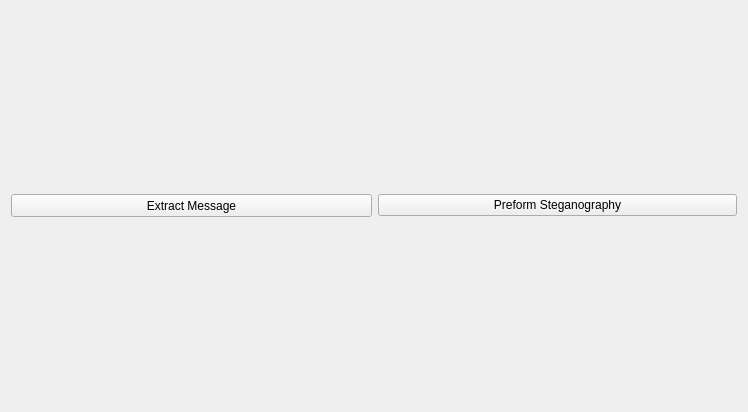
Before: the Qt Designer form Steganography/MainWindow.ui in AxlWest/Steganography, drawn with Qt 5.
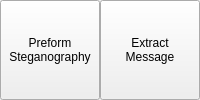
After: the same form once the commit is applied.

Commit message:
full menu and lsb steganography
finished the menu layout and added the first kind of steganography Least
Significant Bit (LSB)

Diff of the .ui file:
```diff
--- a/Steganography/MainWindow.ui
+++ b/Steganography/MainWindow.ui
@@ -6,34 +6,64 @@
    <rect>
     <x>0</x>
     <y>0</y>
-    <width>748</width>
-    <height>412</height>
+    <width>200</width>
+    <height>100</height>
    </rect>
   </property>
+  <property name="minimumSize">
+   <size>
+    <width>200</width>
+    <height>100</height>
+   </size>
+  </property>
+  <property name="maximumSize">
+   <size>
+    <width>200</width>
+    <height>100</height>
+   </size>
+  </property>
   <property name="windowTitle">
    <string>MainWindow</string>
   </property>
   <widget class="QWidget" name="centralWidget">
-   <layout class="QGridLayout" name="gridLayout_2">
-    <item row="0" column="0">
-     <layout class="QGridLayout" name="gridLayout">
-      <item row="0" column="1">
        <widget class="QPushButton" name="pushButton">
+    <property name="geometry">
+     <rect>
+      <x>0</x>
+      <y>0</y>
+      <width>100</width>
+      <height>100</height>
+     </rect>
+    </property>
+    <property name="minimumSize">
+     <size>
+      <width>100</width>
+      <height>100</height>
+     </size>
+    </property>
         <property name="text">
-         <string>Preform Steganography</string>
-        </property>
-       </widget>
-      </item>
-      <item row="0" column="0">
+     <string>Preform
+Steganography</string>
+    </property>
+   </widget>
        <widget class="QPushButton" name="pushButton_2">
+    <property name="geometry">
+     <rect>
+      <x>100</x>
+      <y>0</y>
+      <width>100</width>
+      <height>100</height>
+     </rect>
+    </property>
         <property name="minimumSize">
          <size>
-          <width>361</width>
-          <height>23</height>
+      <width>100</width>
+      <height>100</height>
          </size>
         </property>
         <property name="text">
-         <string>Extract Message</string>
+     <string>Extract
+Message</string>
         </property>
         <property name="iconSize">
          <size>
@@ -42,10 +72,6 @@
          </size>
         </property>
        </widget>
-      </item>
-     </layout>
-    </item>
-   </layout>
   </widget>
   <widget class="QMenuBar" name="menuBar">
    <property name="geometry">
```
Left out of the diff: 4 changed lines with no effect on the pictures. Lines whose indentation alone changed are shown as unchanged. The commit also changes 15 other files.
